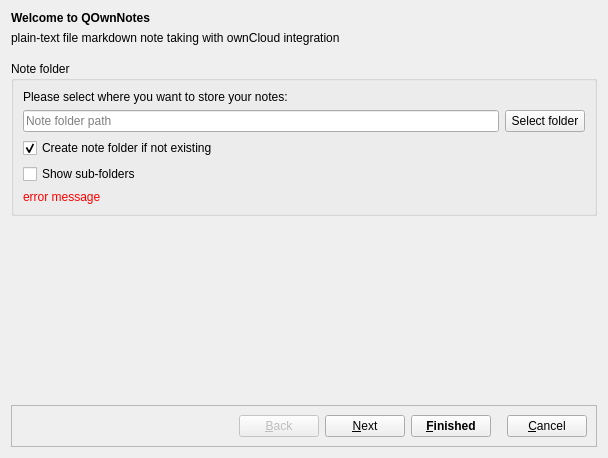
Before: the Qt Designer form src/dialogs/welcomedialog.ui in pbek/QOwnNotes, drawn with Qt 5.
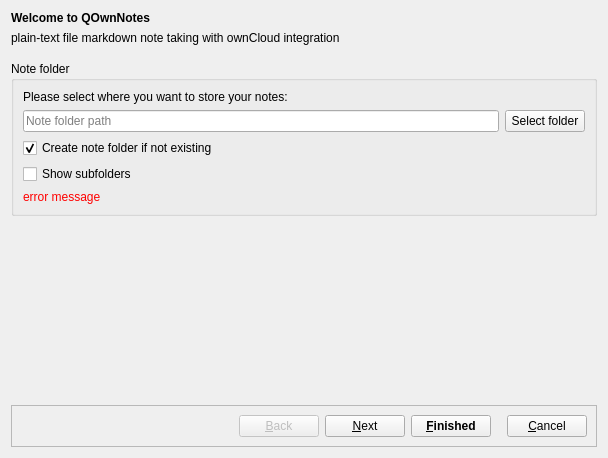
After: the same form once the commit is applied. Icons and pictures are not drawn. Custom widgets are drawn as their Qt base class.

Commit message: Migrate from `sub-folder` to `subfolder`

```diff
--- a/src/dialogs/welcomedialog.ui
+++ b/src/dialogs/welcomedialog.ui
@@ -243,7 +243,7 @@
           <item row="3" column="0">
            <widget class="QCheckBox" name="showNoteSubFoldersCheckBox">
             <property name="text">
-             <string>Show sub-folders</string>
+             <string>Show subfolders</string>
             </property>
            </widget>
           </item>
```
The commit also changes 69 other files.
